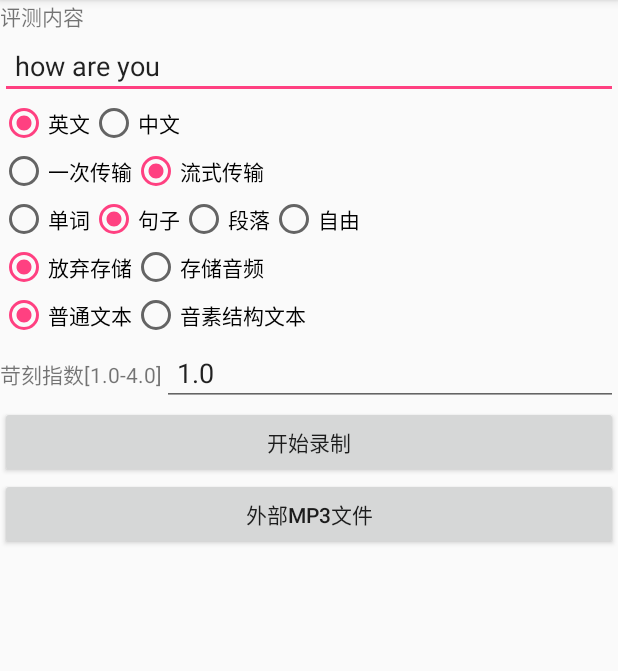
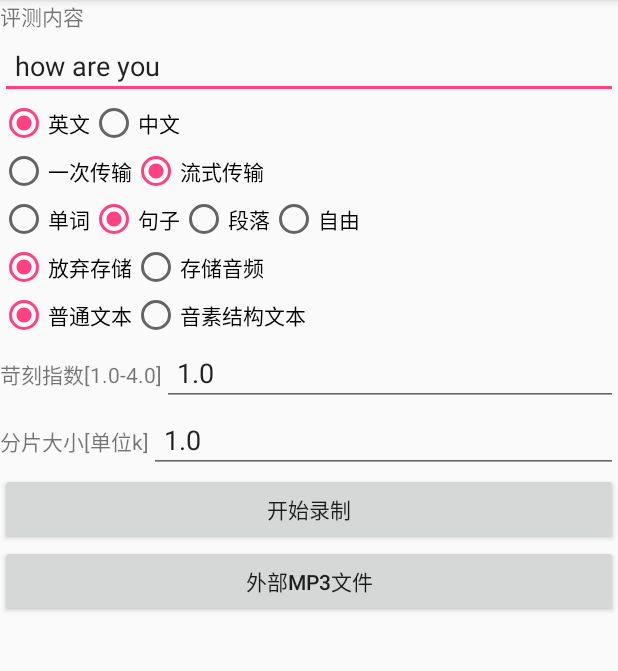
Before and after one commit to TencentCloud/tencentcloud-sdk-android-soe, an Android app: the OralEvaluationActivity screen opened directly, with no data from a screen before it, on a phone screen of 412 x 824 dp, the part 84-755 px from its top. Run offline under Robolectric (Android 15) with nearby library versions, the phone set to English and light mode, and no system bars; libraries missing offline, so code that uses them is left out: com.tencent.taisdk.

Commit message:
android优化分片大小/回调audio数据不复用

```diff
--- a/TAIDemo/app/build.gradle
+++ b/TAIDemo/app/build.gradle
@@ -37,5 +37,5 @@ dependencies {
     testImplementation 'junit:junit:4.12'
     androidTestImplementation 'com.android.support.test:runner:1.0.1'
     androidTestImplementation 'com.android.support.test.espresso:espresso-core:3.0.1'
-    implementation 'com.tencent.taisdk:taisdk:1.2.1.17'
+    implementation 'com.tencent.taisdk:taisdk:1.2.2.3'
 }
--- a/TAIDemo/app/src/main/java/com/tencent/taidemo/OralEvaluationActivity.java
+++ b/TAIDemo/app/src/main/java/com/tencent/taidemo/OralEvaluationActivity.java
@@ -35,6 +35,8 @@ import java.io.FileOutputStream;
 import java.io.IOException;
 import java.io.InputStream;
 import java.io.RandomAccessFile;
+import java.text.SimpleDateFormat;
+import java.util.Date;
 import java.util.UUID;
 
 
@@ -57,6 +59,7 @@ public class OralEvaluationActivity extends AppCompatActivity {
     private RadioButton textModeNoramlBtn;
     private RadioButton textModePhonemeBtn;
     private EditText scoreCoeff;
+    private EditText fragSize;
     @Override
     protected void onCreate(Bundle savedInstanceState) {
         super.onCreate(savedInstanceState);
@@ -86,6 +89,9 @@ public class OralEvaluationActivity extends AppCompatActivity {
 
         this.scoreCoeff = this.findViewById(R.id.scoreCoeff);
         this.scoreCoeff.setText("1.0");
+
+        this.fragSize = this.findViewById(R.id.fragSize);
+        this.fragSize.setText("1.0");
         this.requestPermission();
     }
 
@@ -135,6 +141,10 @@ public class OralEvaluationActivity extends AppCompatActivity {
                 this.setResponse("startRecordAndEvaluation:scoreCoeff invalid");
                 return;
             }
+            if(this.fragSize.getText().toString().equals("")){
+                this.setResponse("startRecordAndEvaluation:fragSize invalid");
+                return;
+            }
             this.logText.setText("");
             TAIOralEvaluationParam param = new TAIOralEvaluationParam();
             param.context = this;
@@ -172,6 +182,7 @@ public class OralEvaluationActivity extends AppCompatActivity {
                 param.timeout = 30;
                 param.retryTimes = 0;
             }
+            this.oral.setFragSize((int)(Double.parseDouble(this.fragSize.getText().toString()) * 1024));
             this.oral.startRecordAndEvaluation(param, new TAIOralEvaluationCallback() {
                 @Override
                 public void onResult(final TAIError error) {
@@ -273,8 +284,11 @@ public class OralEvaluationActivity extends AppCompatActivity {
 
     private void setResponse(String rsp)
     {
+        SimpleDateFormat format = new SimpleDateFormat("yyyy-MM-dd hh:mm:ss:SSS");
+        String date = format.format(new Date(System.currentTimeMillis()));
+        String newS = String.format("%s %s", date, rsp);
         String old = this.logText.getText().toString();
-        this.logText.setText(String.format("%s\n%s", old, rsp));
+        this.logText.setText(String.format("%s\n%s", old, newS));
     }
 
 
--- a/TAIDemo/app/src/main/res/layout/activity_oralevaluation.xml
+++ b/TAIDemo/app/src/main/res/layout/activity_oralevaluation.xml
@@ -132,6 +132,23 @@
                 android:inputType="numberDecimal"
                 />
         </LinearLayout>
+
+        <LinearLayout
+            android:layout_width="match_parent"
+            android:layout_height="wrap_content"
+            android:orientation="horizontal">
+            <TextView
+                android:layout_width="wrap_content"
+                android:layout_height="wrap_content"
+                android:text="@string/fragsize_placeholder"/>
+            <EditText
+                android:id="@+id/fragSize"
+                android:layout_width="match_parent"
+                android:layout_height="wrap_content"
+                android:padding="10dp"
+                android:inputType="numberDecimal"
+                />
+        </LinearLayout>
         <Button
             android:id="@+id/recordBtn"
             android:layout_width="match_parent"
--- a/TAIDemo/app/src/main/res/values/strings.xml
+++ b/TAIDemo/app/src/main/res/values/strings.xml
@@ -6,6 +6,7 @@
 
     <string name="reftext_placeholder">评测内容</string>
     <string name="scorecoeff_placeholder">苛刻指数[1.0-4.0]</string>
+    <string name="fragsize_placeholder">分片大小[单位k]</string>
     <string name="start_record">开始录制</string>
     <string name="stop_record">停止录制</string>
     <string name="local_mp3">外部mp3文件</string>
```
Also changed, not shown: 1 other file.
